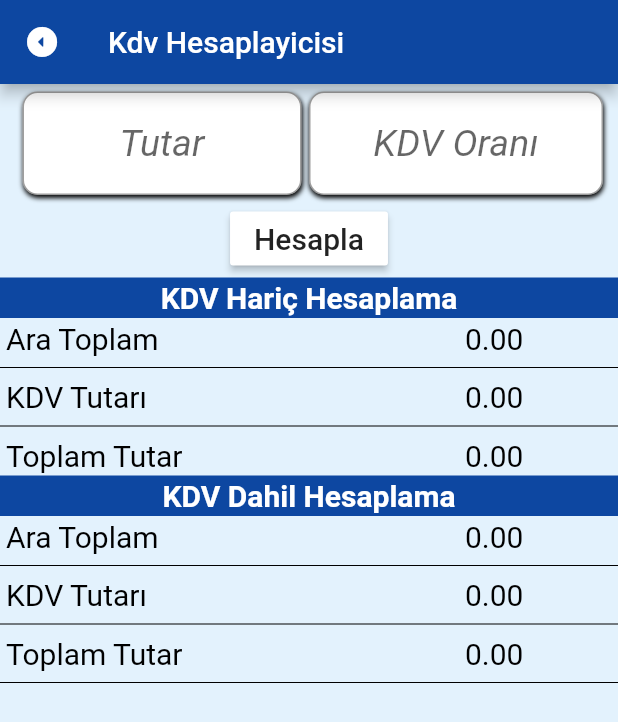
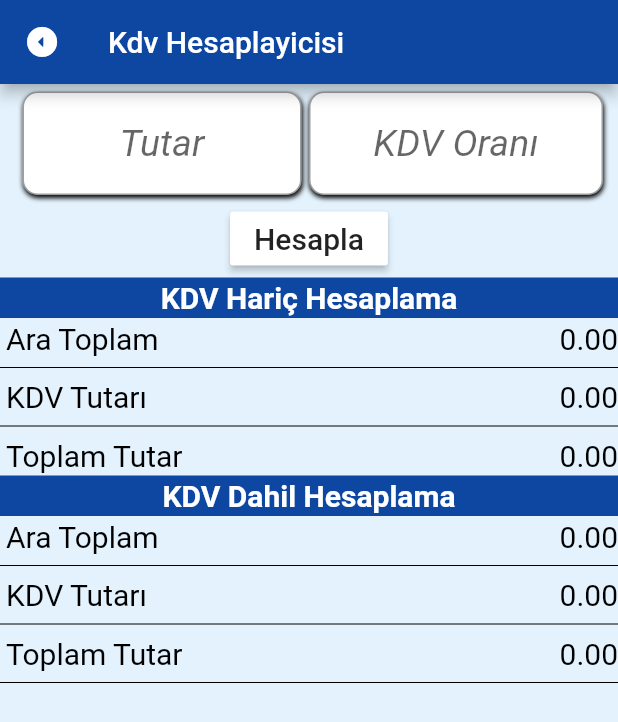
Before and after one commit to batuhansavas-yilmaz/topluhesaplayici, a Flutter app: the KdvHesaplayicisi screen opened directly, on a phone screen of 412 x 824 dp. Shown: the top 722 px of the screen. Run offline on Flutter 3.47's test engine with Material 2 defaults, Android fonts, the phone set to English and light mode, and no system bars; our stand-ins replace device_preview.

Commit message:
"eksikler düzeltildi  "

```diff
--- a/lib/kdvHesaplayicisi.dart
+++ b/lib/kdvHesaplayicisi.dart
@@ -168,19 +168,15 @@
                     children: [
                       Padding(
                         padding: const EdgeInsets.only(left: 4, top: 2),
-                        child: Row(
+                        child: Row(mainAxisAlignment: MainAxisAlignment.spaceBetween,
                           children: [
-                            Expanded(
-                                flex: 3,
-                                child: Text(
+                            Text(
                               "Ara Toplam",
                               style: stil,
-                                )),
-                            Expanded(
-                              child: Text(
+                            ),
+                            Text(
                               haricTutar.toStringAsFixed(2),
                               style: stil,
-                              ),
                             ),
                           ],
                         ),
@@ -190,19 +186,15 @@
                       ),
                       Padding(
                         padding: const EdgeInsets.only(left:4,),
-                        child: Row(
+                        child: Row(mainAxisAlignment: MainAxisAlignment.spaceBetween,
                           children: [
-                            Expanded(
-                                flex: 3,
-                                child: Text(
+                            Text(
                               "KDV Tutarı",
                               style: stil,
-                                )),
-                            Expanded(
-                              child: Text(
+                            ),
+                            Text(
                               HarcikenKdvTutari.toStringAsFixed(2),
                               style: stil,
-                              ),
                             ),
                           ],
                         ),
@@ -212,19 +204,15 @@
                       ),
                       Padding(
                         padding: const EdgeInsets.only(left:4,bottom: 2),
-                        child: Row(
+                        child: Row(mainAxisAlignment: MainAxisAlignment.spaceBetween,
                           children: [
-                            Expanded(
-                                flex: 3,
-                                child: Text(
+                            Text(
                               "Toplam Tutar",
                               style: stil,
-                                )),
-                            Expanded(
-                              child: Text(
+                            ),
+                            Text(
                               toplamHaricTutar.toStringAsFixed(2),
                               style: stil,
-                              ),
                             ),
                           ],
                         ),
@@ -256,19 +244,15 @@
                     children: [
                       Padding(
                         padding: const EdgeInsets.only(left: 4, top: 2),
-                        child: Row(
+                        child: Row(mainAxisAlignment: MainAxisAlignment.spaceBetween,
                           children: [
-                            Expanded(
-                                flex: 3,
-                                child: Text(
+                            Text(
                               "Ara Toplam",
                               style: stil,
-                                )),
-                            Expanded(
-                              child: Text(
+                            ),
+                            Text(
                               dahilTutar.toStringAsFixed(2),
                               style: stil,
-                              ),
                             ),
                           ],
                         ),
@@ -278,19 +262,15 @@
                       ),
                       Padding(
                         padding: const EdgeInsets.only(left: 4),
-                        child: Row(
+                        child: Row(mainAxisAlignment: MainAxisAlignment.spaceBetween,
                           children: [
-                            Expanded(
-                                flex: 3,
-                                child: Text(
+                            Text(
                               "KDV Tutarı",
                               style: stil,
-                                )),
-                            Expanded(
-                              child: Text(
+                            ),
+                            Text(
                               dahilkenKdvTutari.toStringAsFixed(2),
                               style: stil,
-                              ),
                             ),
                           ],
                         ),
@@ -300,19 +280,15 @@
                       ),
                       Padding(
                         padding: const EdgeInsets.only(left: 4),
-                        child: Row(
+                        child: Row(mainAxisAlignment: MainAxisAlignment.spaceBetween,
                           children: [
-                            Expanded(
-                                flex: 3,
-                                child: Text(
+                            Text(
                               "Toplam Tutar",
                               style: stil,
-                                )),
-                            Expanded(
-                              child: Text(
+                            ),
+                            Text(
                               toplamDahilTutar.toStringAsFixed(2),
                               style: stil,
-                              ),
                             ),
                           ],
                         ),
```
Lines whose indentation alone changed are shown as unchanged.
